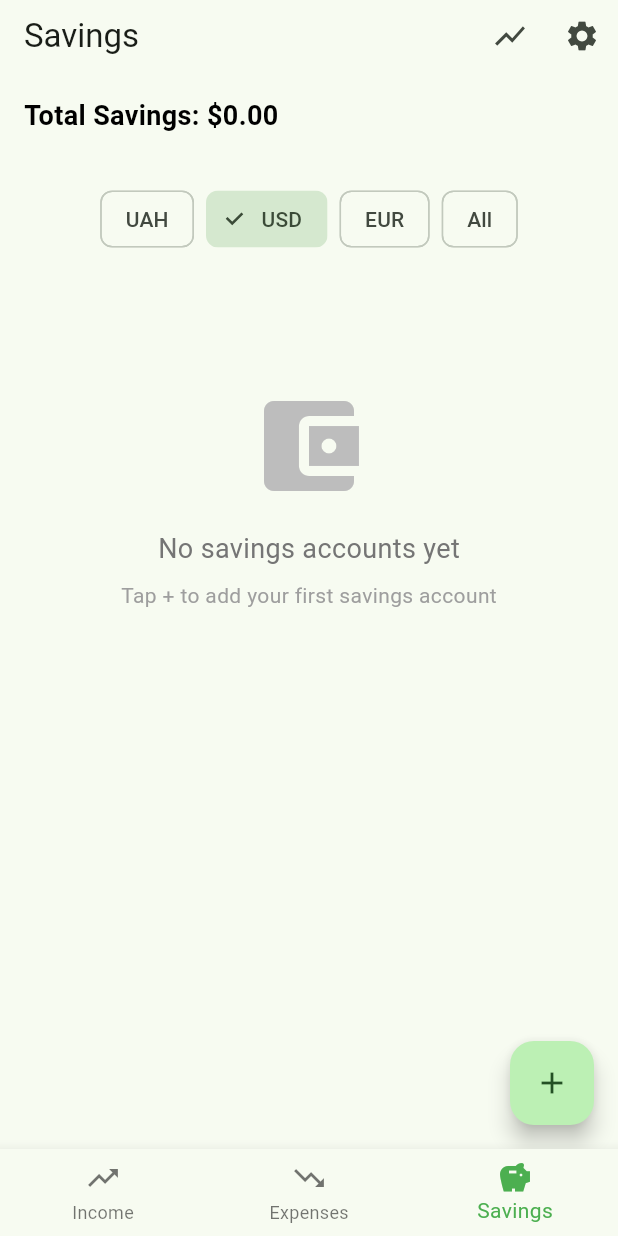
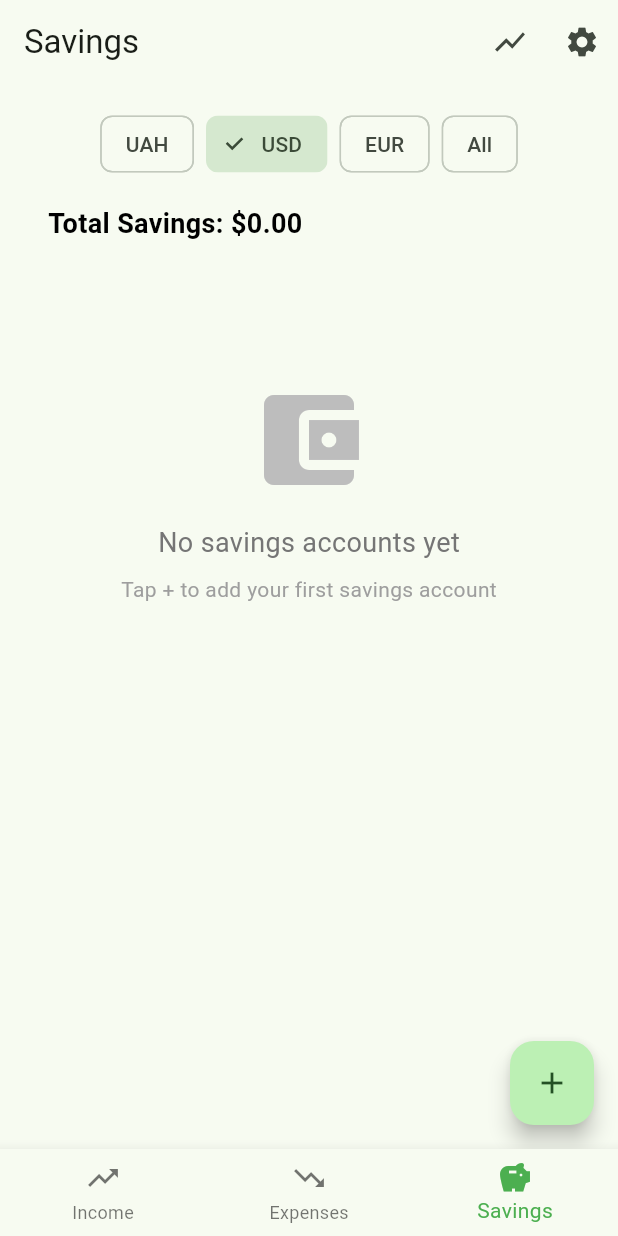
Before and after one commit to kodizhuk/MyMoney, a Flutter app: the screen it shows after launch, item 3 of the bottom bar chosen, on a phone screen of 412 x 824 dp. Run offline on Flutter 3.47's test engine with Material 3 defaults, Android fonts, the light colour scheme and no system bars; our stand-ins replace fl_chart, sqflite_common_ffi; accounts and stored records are empty.

Commit message:
move the Total Savings on the SavingScree below the buttons

```diff
--- a/lib/screens/savings_screen.dart
+++ b/lib/screens/savings_screen.dart
@@ -156,96 +156,6 @@ class _SavingsScreenState extends State<SavingsScreen> {
     });
   }
 
-  // @override
-  // Widget build(BuildContext context) {
-  //   return Scaffold(
-  //     appBar: AppBar(
-  //       title: const Text('Savings'),
-  //       actions: [
-  //         IconButton(
-  //           icon: const Icon(Icons.show_chart),
-  //           onPressed: () {
-  //             Navigator.push(
-  //               context,
-  //               MaterialPageRoute(builder: (context) => const StatisticsScreen()),
-  //             );
-  //           },
-  //         ),
-  //         IconButton(
-  //           icon: const Icon(Icons.settings),
-  //           onPressed: () {
-  //             Navigator.push(
-  //               context,
-  //               MaterialPageRoute(builder: (context) => const SettingsScreen()),
-  //             );
-  //           },
-  //         ),
-  //       ],
-  //       bottom: PreferredSize(
-  //         preferredSize: const Size.fromHeight(50),
-  //         child: Container(
-  //           padding: const EdgeInsets.all(16),
-  //           alignment: Alignment.centerLeft,
-  //           child: Text(
-  //             'Total Savings: ${_formatTotalSavings()}',
-  //             style: const TextStyle(
-  //               fontSize: 18,
-  //               fontWeight: FontWeight.bold,
-  //               color: Colors.black,
-  //             ),
-  //           ),
-  //         ),
-  //       ),
-  //     ),
-  //     body: _isLoading
-  //         ? const Center(child: CircularProgressIndicator())
-  //         : _savingsAccounts.isEmpty
-  //         ? Center(
-  //             child: Column(
-  //               mainAxisAlignment: MainAxisAlignment.center,
-  //               children: [
-  //                 Icon(
-  //                   Icons.account_balance_wallet,
-  //                   size: 80,
-  //                   color: Colors.grey[400],
-  //                 ),
-  //                 const SizedBox(height: 16),
-  //                 Text(
-  //                   'No savings accounts yet',
-  //                   style: TextStyle(
-  //                     fontSize: 18,
-  //                     color: Colors.grey[600],
-  //                   ),
-  //                 ),
-  //                 const SizedBox(height: 8),
-  //                 Text(
-  //                   'Tap + to add your first savings account',
-  //                   style: TextStyle(
-  //                     fontSize: 14,
-  //                     color: Colors.grey[500],
-  //                   ),
-  //                 ),
-  //               ],
-  //             ),
-  //           )
-  //         : ListView.builder(
-  //             itemCount: _savingsAccounts.length,
-  //             itemBuilder: (context, index) {
-  //               final account = _savingsAccounts[index];
-  //               return SavingsAccountWidget(
-  //                 account: account,
-  //                 onEdit: () => _editSavingsAccount(account),
-  //                 onDelete: () => _deleteSavingsAccount(account),
-  //               );
-  //             },
-  //           ),
-  //     floatingActionButton: FloatingActionButton(
-  //       onPressed: _addSavingsAccount,
-  //       child: const Icon(Icons.add),
-  //     ),
-  //   );
-  // }
-
   @override
   Widget build(BuildContext context) {
     return Scaffold(
@@ -271,21 +181,6 @@ class _SavingsScreenState extends State<SavingsScreen> {
             },
           ),
         ],
-        bottom: PreferredSize(
-          preferredSize: const Size.fromHeight(50),
-          child: Container(
-            padding: const EdgeInsets.all(16),
-            alignment: Alignment.centerLeft,
-            child: Text(
-              'Total Savings: ${_formatTotalSavings()}',
-              style: const TextStyle(
-                fontSize: 18,
-                fontWeight: FontWeight.bold,
-                color: Colors.black,
-              ),
-            ),
-          ),
-        ),
       ),
       // Buttons
       body: Padding(
@@ -322,8 +217,18 @@ class _SavingsScreenState extends State<SavingsScreen> {
                       ),
                     ],
                   ),
-                  const SizedBox(height: 12),
-                  // List
+                  Container(
+                    padding: const EdgeInsets.all(16),
+                    alignment: Alignment.centerLeft,
+                    child: Text(
+                      'Total Savings: ${_formatTotalSavings()}',
+                      style: const TextStyle(
+                        fontSize: 18,
+                        fontWeight: FontWeight.bold,
+                        color: Colors.black,
+                      ),
+                    ),
+                  ),
                   SizedBox(
                     height: 300,
                     child: _savingsAccounts.isEmpty
@@ -367,7 +272,6 @@ class _SavingsScreenState extends State<SavingsScreen> {
                           },
                         ),
                     ),
-
                   ],
               ),
       ),
```
